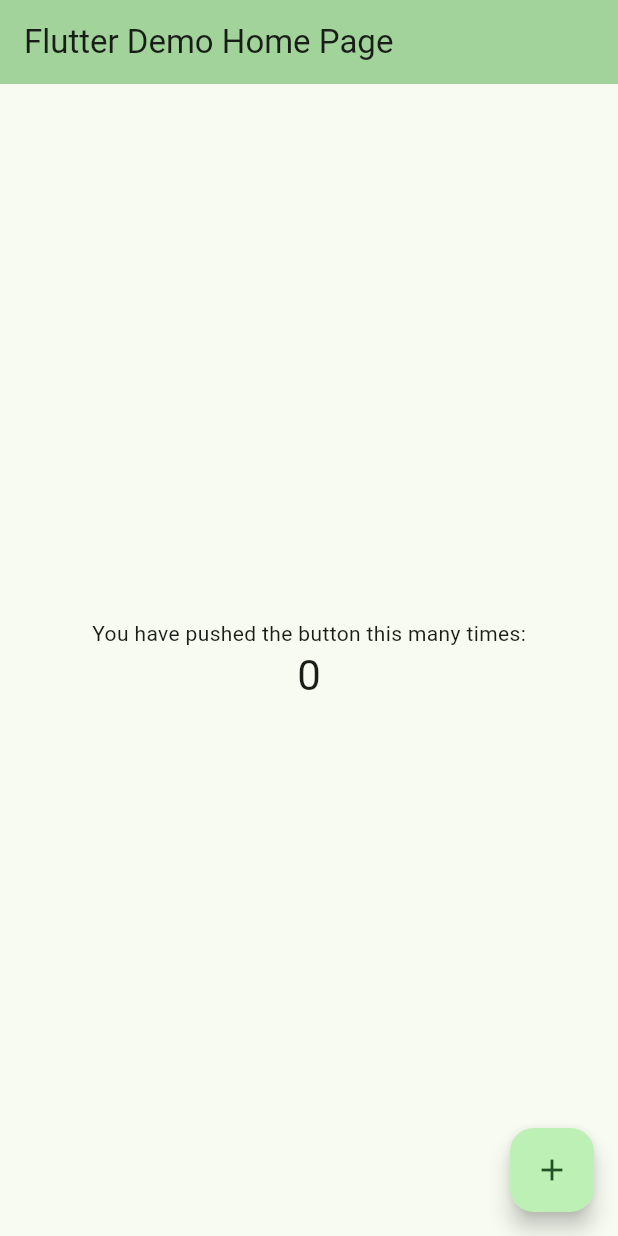
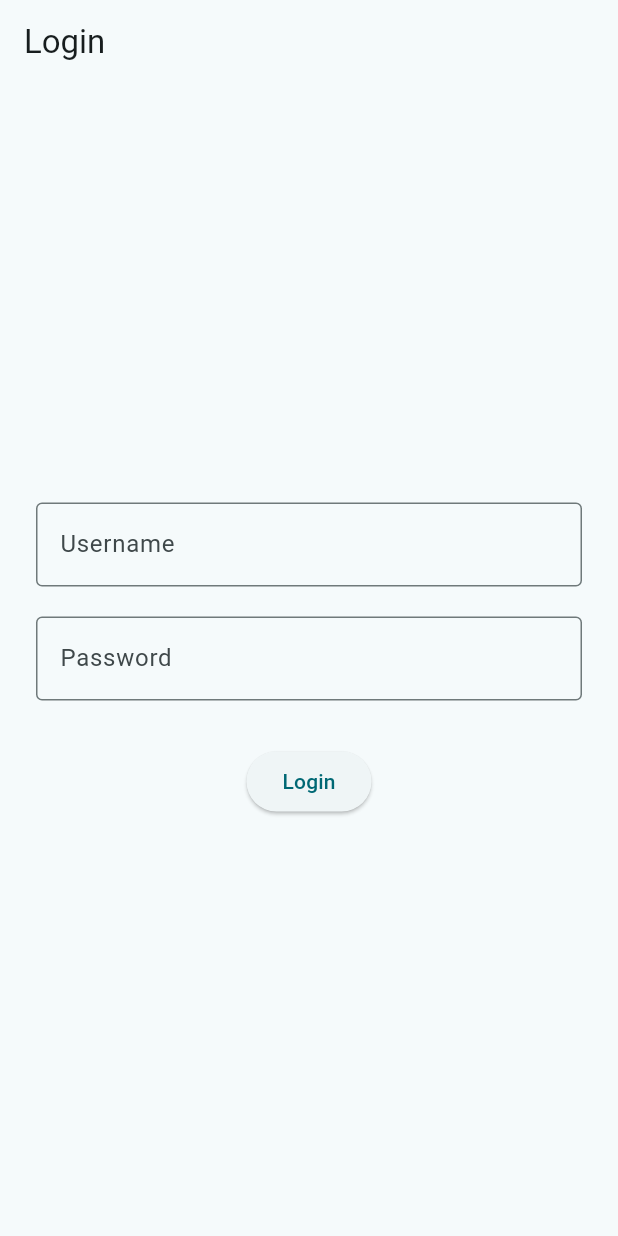
Before and after one commit to tkameda4/EasyNotes, a Flutter app: the screen it shows after launch, on a phone screen of 412 x 824 dp. Run offline on Flutter 3.47's test engine with Material 3 defaults, Android fonts, the light colour scheme and no system bars.

Commit message:
simple coded added for login

```diff
--- a/lib/main.dart
+++ b/lib/main.dart
@@ -1,4 +1,5 @@
 import 'package:flutter/material.dart';
+import 'pages/login.dart';
 
 void main() {
   runApp(const MyApp());
@@ -10,113 +11,12 @@ class MyApp extends StatelessWidget {
   // This widget is the root of your application.
   @override
   Widget build(BuildContext context) {
-    return MaterialApp(
-      title: 'Flutter Demo',
+    return MaterialApp( // <-- type of widget feature in flutter
+      title: 'EasyNotes',
       theme: ThemeData(
-        // This is the theme of your application.
-        //
-        // TRY THIS: Try running your application with "flutter run". You'll see
-        // the application has a purple toolbar. Then, without quitting the app,
-        // try changing the seedColor in the colorScheme below to Colors.green
-        // and then invoke "hot reload" (save your changes or press the "hot
-        // reload" button in a Flutter-supported IDE, or press "r" if you used
-        // the command line to start the app).
-        //
-        // Notice that the counter didn't reset back to zero; the application
-        // state is not lost during the reload. To reset the state, use hot
-        // restart instead.
-        //
-        // This works for code too, not just values: Most code changes can be
-        // tested with just a hot reload.
-        colorScheme: ColorScheme.fromSeed(seedColor: Colors.green),
+        colorScheme: ColorScheme.fromSeed(seedColor: Colors.white),
       ),
-      home: const MyHomePage(title: 'Flutter Demo Home Page'),
+      home: const LoginPage(), // navigates to login once load
     );
   }
 }
-
-class MyHomePage extends StatefulWidget {
-  const MyHomePage({super.key, required this.title});
-
-  // This widget is the home page of your application. It is stateful, meaning
-  // that it has a State object (defined below) that contains fields that affect
-  // how it looks.
-
-  // This class is the configuration for the state. It holds the values (in this
-  // case the title) provided by the parent (in this case the App widget) and
-  // used by the build method of the State. Fields in a Widget subclass are
-  // always marked "final".
-
-  final String title;
-
-  @override
-  State<MyHomePage> createState() => _MyHomePageState();
-}
-
-class _MyHomePageState extends State<MyHomePage> {
-  int _counter = 0;
-
-  void _incrementCounter() {
-    setState(() {
-      // This call to setState tells the Flutter framework that something has
-      // changed in this State, which causes it to rerun the build method below
-      // so that the display can reflect the updated values. If we changed
-      // _counter without calling setState(), then the build method would not be
-      // called again, and so nothing would appear to happen.
-      _counter++;
-    });
-  }
-
-  @override
-  Widget build(BuildContext context) {
-    // This method is rerun every time setState is called, for instance as done
-    // by the _incrementCounter method above.
-    //
-    // The Flutter framework has been optimized to make rerunning build methods
-    // fast, so that you can just rebuild anything that needs updating rather
-    // than having to individually change instances of widgets.
-    return Scaffold(
-      appBar: AppBar(
-        // TRY THIS: Try changing the color here to a specific color (to
-        // Colors.amber, perhaps?) and trigger a hot reload to see the AppBar
-        // change color while the other colors stay the same.
-        backgroundColor: Theme.of(context).colorScheme.inversePrimary,
-        // Here we take the value from the MyHomePage object that was created by
-        // the App.build method, and use it to set our appbar title.
-        title: Text(widget.title),
-      ),
-      body: Center(
-        // Center is a layout widget. It takes a single child and positions it
-        // in the middle of the parent.
-        child: Column(
-          // Column is also a layout widget. It takes a list of children and
-          // arranges them vertically. By default, it sizes itself to fit its
-          // children horizontally, and tries to be as tall as its parent.
-          //
-          // Column has various properties to control how it sizes itself and
-          // how it positions its children. Here we use mainAxisAlignment to
-          // center the children vertically; the main axis here is the vertical
-          // axis because Columns are vertical (the cross axis would be
-          // horizontal).
-          //
-          // TRY THIS: Invoke "debug painting" (choose the "Toggle Debug Paint"
-          // action in the IDE, or press "p" in the console), to see the
-          // wireframe for each widget.
-          mainAxisAlignment: MainAxisAlignment.center,
-          children: <Widget>[
-            const Text('You have pushed the button this many times:'),
-            Text(
-              '$_counter',
-              style: Theme.of(context).textTheme.headlineMedium,
-            ),
-          ],
-        ),
-      ),
-      floatingActionButton: FloatingActionButton(
-        onPressed: _incrementCounter,
-        tooltip: 'Increment',
-        child: const Icon(Icons.add),
-      ), // This trailing comma makes auto-formatting nicer for build methods.
-    );
-  }
-}
--- /dev/null
+++ b/lib/pages/login.dart
@@ -0,0 +1,53 @@
+import 'package:flutter/material.dart';
+
+class LoginPage extends StatefulWidget {
+  const LoginPage({super.key});
+
+  @override
+  State<LoginPage> createState() => _LoginPageState();
+}
+
+class _LoginPageState extends State<LoginPage> {
+  final TextEditingController _usernameController = TextEditingController();
+  final TextEditingController _passwordController = TextEditingController();
+
+  @override
+  Widget build(BuildContext context) {
+    return Scaffold(
+      appBar: AppBar(title: const Text('Login')),
+      body: Padding(
+        padding: const EdgeInsets.all(24.0),
+        child: Column(
+          mainAxisAlignment: MainAxisAlignment.center,  // center vertically
+          children: [
+            TextField(
+              controller: _usernameController,
+              decoration: const InputDecoration(
+                labelText: 'Username',
+                border: OutlineInputBorder(),
+              ),
+            ),
+            const SizedBox(height: 20),
+            TextField(
+              controller: _passwordController,
+              decoration: const InputDecoration(
+                labelText: 'Password',
+                border: OutlineInputBorder(),
+              ),
+              obscureText: true,  // hides the password input
+            ),
+            const SizedBox(height: 30),
+            ElevatedButton(
+              onPressed: () {
+                // For now, just print what was typed
+                print('Username: ${_usernameController.text}');
+                print('Password: ${_passwordController.text}');
+              },
+              child: const Text('Login'),
+            ),
+          ],
+        ),
+      ),
+    );
+  }
+}
```
Also changed, not shown: lib/login.dart (deleted), lib/pages/content.dart (added), lib/pages/files.dart (added).
